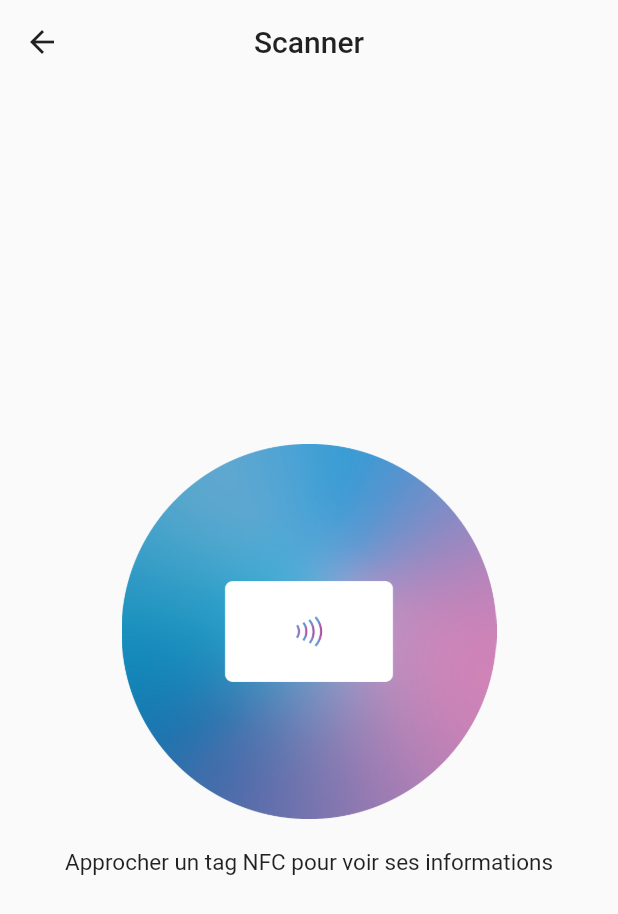
After one commit to Just1bridou/flutter_nfc_app, a Flutter app: the ReadNFC screen opened directly, on a phone screen of 412 x 824 dp. The commit adds this screen. Shown: the top 914 px of the screen. Run offline on Flutter 3.47's test engine with Material 2 defaults, Android fonts, the phone set to English and light mode, and no system bars; our stand-ins replace google_fonts; missing offline and left inert: nfc_manager.

Commit message:
Feat: NFC read / write object, scan NFC card and displaying informations

```diff
--- /dev/null
+++ b/lib/pages/scan.dart
@@ -0,0 +1,55 @@
+import 'package:flutter/material.dart';
+import 'package:flutter_nfc/components/components.dart';
+import 'package:flutter_nfc/components/nfc.dart';
+import 'package:flutter_nfc/pages/homepage.dart';
+import 'package:flutter_nfc/pages/informations.dart';
+
+class ReadNFC extends StatefulWidget {
+  const ReadNFC({Key? key}) : super(key: key);
+
+  @override
+  _ReadNFCState createState() => _ReadNFCState();
+}
+
+class _ReadNFCState extends State<ReadNFC> {
+  NFCManager nfcManager = NFCManager();
+
+  @override
+  Widget build(BuildContext context) {
+    nfcManager.read((object) {
+      Navigator.push(
+        context,
+        MaterialPageRoute(
+            builder: (context) => InformationNFC(
+                  object: object,
+                )),
+      );
+    });
+
+    return Scaffold(
+      appBar: AppBar(
+        backgroundColor: Colors.transparent,
+        title: AppBarText(text: "Scanner"),
+        centerTitle: true,
+        elevation: 0,
+      ),
+      body: Center(
+          child: Column(
+        mainAxisAlignment: MainAxisAlignment.center,
+        mainAxisSize: MainAxisSize.max,
+        children: [
+          SizedBox(
+              width: 250,
+              //height: 150,
+              child: Image.asset('assets/images/nfc_illu_1.png')),
+          Padding(
+              padding: EdgeInsets.only(top: 20),
+              child: Description(
+                text: "Approcher un tag NFC pour voir ses informations",
+                align: TextAlign.center,
+              )),
+        ],
+      )),
+    );
+  }
+}
```
Also changed, not shown: lib/components/nfc.dart (+120 -9 lines), lib/pages/homepage.dart (+6 -1 lines), lib/pages/informations.dart (added, +37 -0 lines), lib/pages/save_in_nfc.dart (+14 -9 lines).
